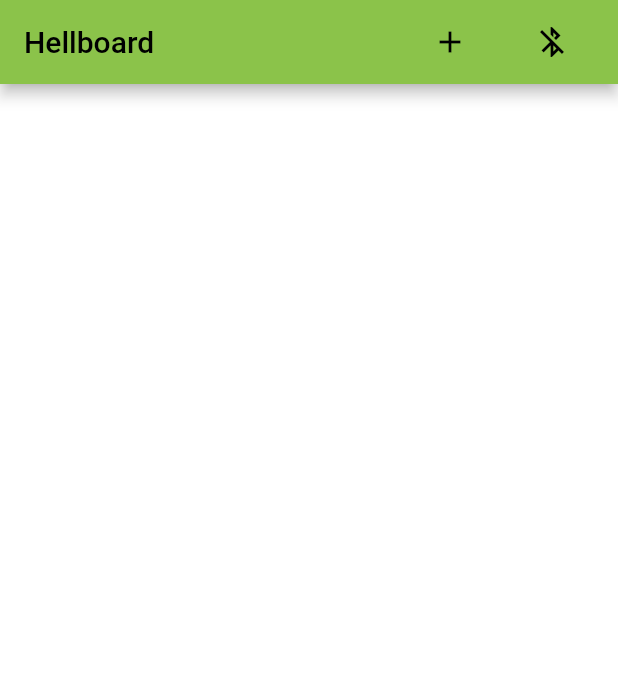
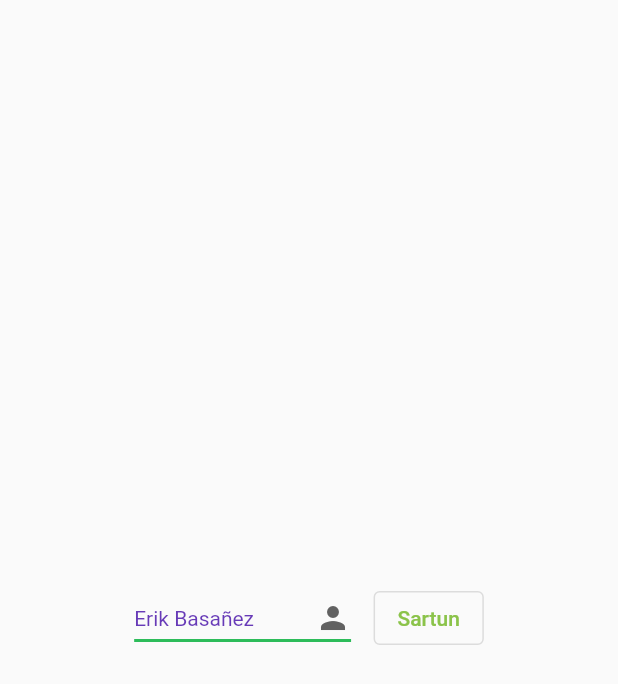
Before and after one commit to perikobermio/hellboard, a Flutter app: the screen it shows after launch, on a phone screen of 412 x 824 dp. Shown: the top 684 px of the screen. Run offline on Flutter 3.47's test engine with Material 2 defaults, Android fonts, the light colour scheme and no system bars; our stand-ins replace firebase_core, firebase_database, flutter_bluetooth_serial, select_form_field; accounts and stored records are empty; network calls fail.

Commit message:
loginegaz

```diff
--- a/lib/config.dart
+++ b/lib/config.dart
@@ -13,7 +13,6 @@ const List<Map<String, dynamic>> grades = [
                 {'value': '10',   'label': '10'}
               ];
 const List<Map<String, dynamic>> users = [
-                {'value': '-',          'label': '-', /*'icon': Icon(Icons.stop)*/},
                 {'value': 'gotzon',     'label': 'Gotzon Unanue'},
                 {'value': 'unai',       'label': 'Unai Urkidi'},
                 {'value': 'josu',       'label': 'Josu Otaola'},
--- a/lib/globals.dart
+++ b/lib/globals.dart
@@ -6,3 +6,4 @@ Map<String, dynamic> vias = {};
 List<dynamic> panel40     = [];
 List<String> currentBloc  = [];
 BluetoothConnection? connBT;
+String user               = '';
--- a/lib/main.dart
+++ b/lib/main.dart
@@ -4,6 +4,7 @@ import 'dart:async';
 import 'dart:convert';
 import 'package:flutter/services.dart';
 import 'scene_select.dart' as sceneselect;
+import 'scene_login.dart' as scenelogin;
 import 'config.dart' as config;
 import 'package:http/http.dart' as http;
 import 'globals.dart' as globals;
@@ -66,7 +67,8 @@ class _SceneInit extends State<SceneInit> {
           theme: ThemeData(
             primarySwatch: Colors.lightGreen,
           ),
-          home: sceneselect.SceneSelectHome()
+          //home: sceneselect.SceneSelectHome()
+          home: scenelogin.SceneLogin()
         );
       }
     );
--- /dev/null
+++ b/lib/scene_login.dart
@@ -0,0 +1,70 @@
+import 'package:flutter/material.dart';
+import 'scene_select.dart' as sceneselect;
+import 'config.dart' as config;
+import 'dart:core';
+import 'globals.dart' as globals;
+
+class SceneLogin extends StatefulWidget {
+  SceneLogin();
+
+  @override
+  State<SceneLogin> createState() => _SceneLogin();
+}
+
+class _SceneLogin extends State<SceneLogin> {
+  _SceneLogin();
+
+  String? dropdownValue = 'erik';
+
+  @override
+  Widget build(BuildContext context) {
+
+    return Scaffold(
+      body: Column(
+        mainAxisAlignment: MainAxisAlignment.center,
+        crossAxisAlignment: CrossAxisAlignment.center,
+        children: [
+          Row(
+            mainAxisAlignment: MainAxisAlignment.center,
+            crossAxisAlignment: CrossAxisAlignment.center,
+            children: [
+              DropdownButton<String>(
+                value: dropdownValue,
+                icon: const Icon(Icons.person),
+                elevation: 16,
+                style: const TextStyle(color: Colors.deepPurple),
+                underline: Container(
+                  height: 2,
+                  color: Color.fromARGB(255, 45, 188, 90),
+                ),
+                onChanged: (String? value) {
+                  setState(() {
+                    globals.user  = value.toString();
+                    dropdownValue = value;
+                  });
+
+                },
+                items: config.users.map<DropdownMenuItem<String>>((value) {
+                  return DropdownMenuItem<String>(
+                    value: value['value'],
+                    child: Text(value['label']),
+                  );
+                }).toList(),
+              ),
+              SizedBox(width: 15),
+              OutlinedButton(
+                onPressed: () {
+                  Navigator.push(
+                    context,
+                    MaterialPageRoute(builder: (context) => sceneselect.SceneSelectHome()),
+                  );
+                },
+                child: const Text('Sartun'),
+              )
+            ],
+          )
+        ],
+      )
+    );
+  }
+}
```
Also changed, not shown: lib/scene_add.dart (+7 -24 lines), lib/scene_panel.dart (+5 -3 lines), 1 other file.
